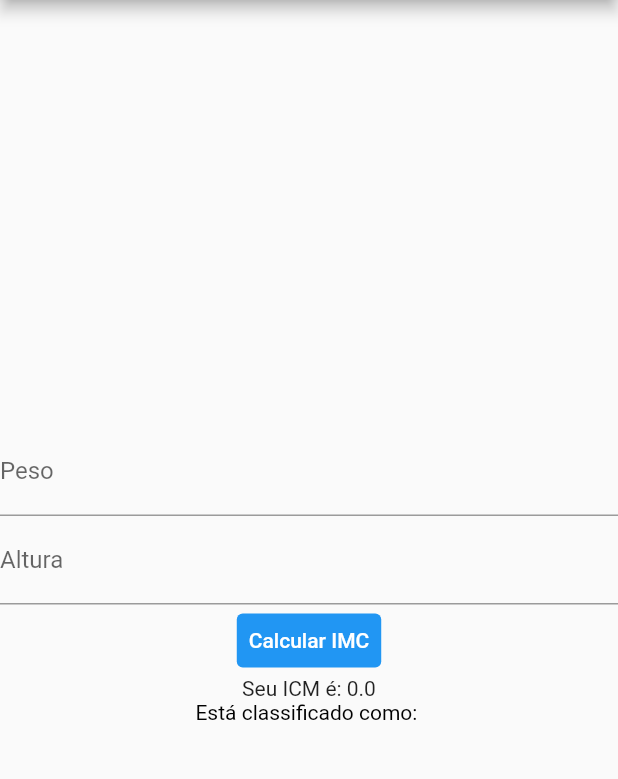
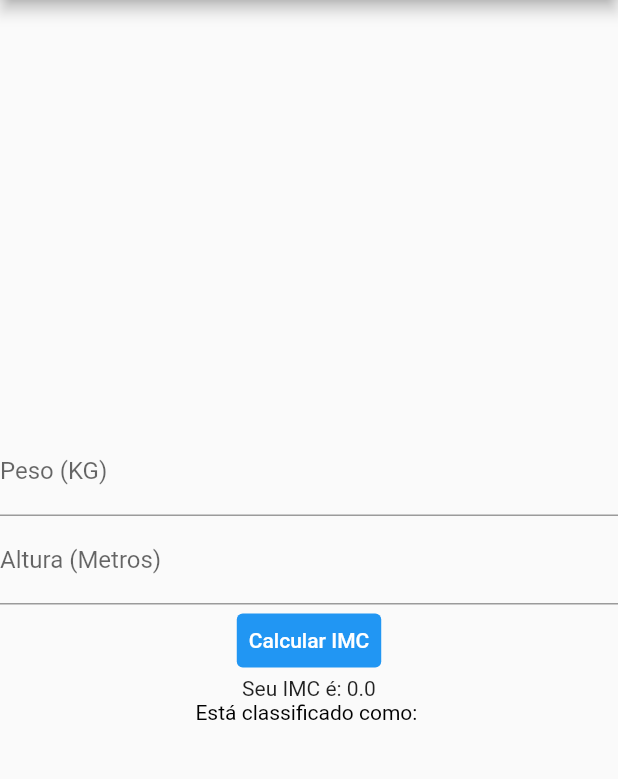
Before and after one commit to fabriciojuniors/ppm_trabalho_flutter, a Flutter app: the screen it shows after launch, on a phone screen of 412 x 824 dp, the part 84-863 px from its top. Run offline on Flutter 3.47's test engine with Material 2 defaults, Android fonts, the phone set to English and light mode, and no system bars.

Commit message:
Correção escrita

```diff
--- a/lib/main.dart
+++ b/lib/main.dart
@@ -9,7 +9,7 @@ class MyApp extends StatelessWidget {
   @override
   Widget build(BuildContext context) {
     return MaterialApp(
-      title: 'Flutter Demo',
+      title: 'Trabalho PPM - Calculadora IMC Flutter',
       theme: ThemeData(
         primarySwatch: Colors.blue,
       ),
@@ -74,12 +74,12 @@ class _MyHomePageState extends State<MyHomePage> {
         mainAxisAlignment: MainAxisAlignment.center,
         children: <Widget>[
           TextFormField(
-            decoration: const InputDecoration(labelText: "Peso"),
+            decoration: const InputDecoration(labelText: "Peso (KG)"),
             keyboardType: TextInputType.number,
             controller: peso,
           ),
           TextFormField(
-            decoration: const InputDecoration(labelText: "Altura"),
+            decoration: const InputDecoration(labelText: "Altura (Metros)"),
             keyboardType: TextInputType.number,
             controller: altura,
           ),
@@ -88,7 +88,7 @@ class _MyHomePageState extends State<MyHomePage> {
               child: Text("Calcular IMC"),
               style: TextButton.styleFrom(
                   primary: Colors.white, backgroundColor: Colors.blue)),
-          Text("Seu ICM é: " + _imc.toString()),
+          Text("Seu IMC é: " + _imc.toString()),
           RichText(
             text: new TextSpan(
               style: new TextStyle(
```
